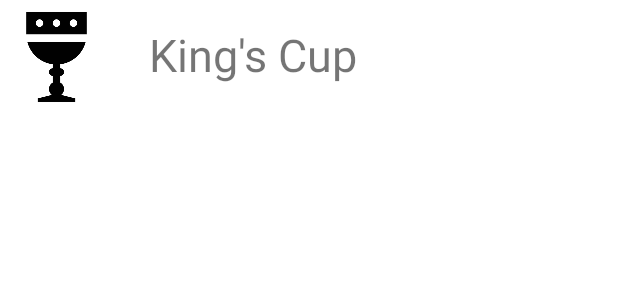
After one commit to aphn490/drinkmate, an Android app: the layout fragment_games.xml on its own in the app's theme, with its tools: preview values and no code run, on a phone screen of 412 x 824 dp. The commit adds this screen. Shown: the top 300 px of the screen. Run offline under Robolectric (Android 15) with nearby library versions, the phone set to English and light mode, and no system bars.

Commit message:
Linking more page to game page and starting to create drinking games

```diff
--- /dev/null
+++ b/app/src/main/res/layout/fragment_games.xml
@@ -0,0 +1,51 @@
+<?xml version="1.0" encoding="utf-8"?>
+<FrameLayout xmlns:android="http://schemas.android.com/apk/res/android"
+    xmlns:app="http://schemas.android.com/apk/res-auto"
+    xmlns:tools="http://schemas.android.com/tools"
+    android:layout_width="match_parent"
+    android:layout_height="match_parent"
+    android:id="@+id/more_frame"
+    tools:context=".More">
+
+    <!-- Constraint Layout that will hold all the screen's buttons and TextViews -->
+    <androidx.constraintlayout.widget.ConstraintLayout
+        android:layout_width="match_parent"
+        android:layout_height="match_parent">
+
+        <!-- Button that sends you to drinking games -->
+        <!-- Button that will navigate to the BAC Calculator fragment when clicked -->
+        <Button
+            android:id="@+id/button1"
+            android:layout_width="match_parent"
+            android:layout_height="78dp"
+            android:alpha="0"
+            android:text="Button"
+            app:layout_constraintEnd_toEndOf="parent"
+            app:layout_constraintHorizontal_bias="0.0"
+            app:layout_constraintStart_toStartOf="parent"
+            app:layout_constraintTop_toTopOf="parent" />
+
+        <!-- Image of a calculate vector -->
+        <ImageView
+            android:id="@+id/image1"
+            android:layout_width="75dp"
+            android:layout_height="76dp"
+            android:src="@drawable/kingscup"
+            app:layout_constraintStart_toStartOf="parent"
+            app:layout_constraintTop_toTopOf="parent" />
+
+        <!-- Description of the button/image that will send you to the BAC Calculator -->
+        <TextView
+            android:id="@+id/desc1"
+            android:layout_width="293dp"
+            android:layout_height="49dp"
+            android:layout_marginStart="24dp"
+            android:layout_marginTop="16dp"
+            android:layout_marginEnd="19dp"
+            android:text="King's Cup"
+            android:textSize="30dp"
+            app:layout_constraintEnd_toEndOf="parent"
+            app:layout_constraintStart_toEndOf="@+id/image1"
+            app:layout_constraintTop_toTopOf="parent" />
+    </androidx.constraintlayout.widget.ConstraintLayout>
+</FrameLayout>
--- a/app/src/main/res/values/strings.xml
+++ b/app/src/main/res/values/strings.xml
@@ -17,4 +17,6 @@
     <string name="confirmpassword">confirm password</string>
     <string name="clickToLogin">ClickToLogIn</string>
     <string name="title_activity_maps">MapsActivity</string>
+    <!-- TODO: Remove or change this placeholder text -->
+    <string name="hello_blank_fragment">Hello blank fragment</string>
 </resources>
```
Also changed, not shown: app/src/main/java/com/example/drinkmate/More.kt (+7 -0 lines), app/src/main/java/com/example/drinkmate/games.kt (added, +59 -0 lines), app/src/main/res/navigation/main_nav.xml (+12 -0 lines), app/src/main/res/drawable-v24/kingscup.jpg (added).
